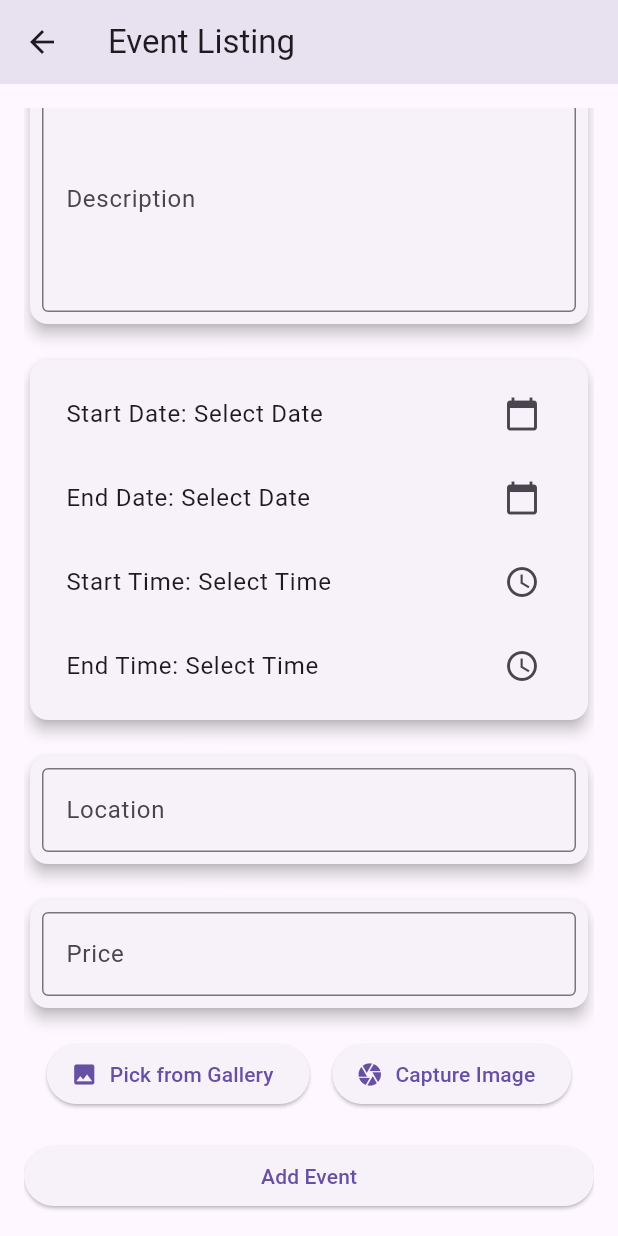
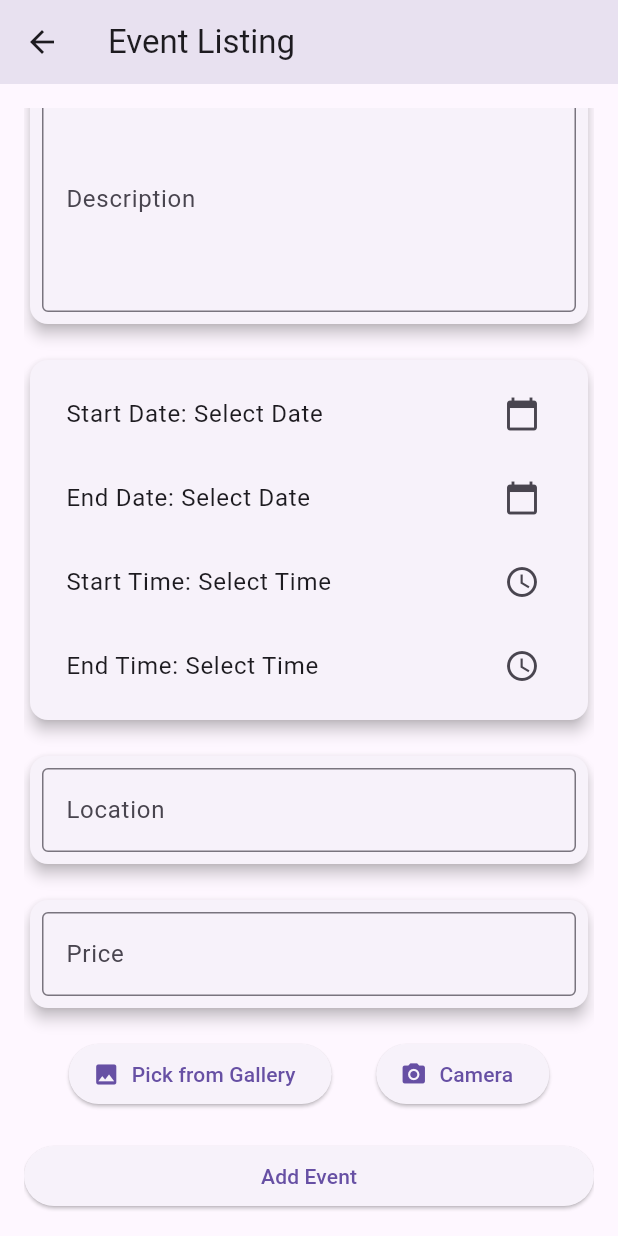
Before and after one commit to ShiJianXi/Eventify, a Flutter app: the EventListingPage screen opened by its route, scrolled down 122 dp, on a phone screen of 412 x 824 dp. Run offline on Flutter 3.47's test engine with Material 3 defaults, Android fonts, the phone set to English and light mode, and no system bars; our stand-ins replace cloud_firestore, firebase_auth, firebase_core, firebase_storage, go_router, google_fonts and 1 more; missing offline and left inert: firebase_ui_auth; accounts and stored records are empty.

```diff
--- a/EventifyApp/eventify/lib/event_display.dart
+++ b/EventifyApp/eventify/lib/event_display.dart
@@ -33,7 +33,8 @@ class Event_display extends StatelessWidget {
     return GestureDetector(
       onTap: () {
         Navigator.push(
-          context, MaterialPageRoute(
+          context,
+          MaterialPageRoute(
             builder: (context) => EventDetailsPage(
               title: title,
               description: description,
@@ -48,7 +49,7 @@ class Event_display extends StatelessWidget {
           ),
         );
       },
-    child:  Container(
+      child: Container(
         margin: EdgeInsets.symmetric(horizontal: 22, vertical: 10),
         width: MediaQuery.of(context).size.width,
         height: 180,
--- a/EventifyApp/eventify/lib/event_listing_page.dart
+++ b/EventifyApp/eventify/lib/event_listing_page.dart
@@ -51,6 +51,7 @@ class _EventListingPageState extends State<EventListingPage> {
     }
   }
 
+  //Upload image to firebase storage and get the download URL
   Future<String> _uploadImage(File image) async {
     final storageRef = FirebaseStorage.instance.ref();
     final imagesRef =
@@ -97,6 +98,7 @@ class _EventListingPageState extends State<EventListingPage> {
     }
   }
 
+  //Allow users to select Date using a calendar widget
   Future<void> _selectDate(BuildContext context, bool isStartDate) async {
     final DateTime? picked = await showDatePicker(
       context: context,
@@ -115,6 +117,7 @@ class _EventListingPageState extends State<EventListingPage> {
     }
   }
 
+  //Allow users to select timing using a clock widget
   Future<void> _selectTime(BuildContext context, bool isStartTime) async {
     final TimeOfDay? picked = await showTimePicker(
       context: context,
@@ -258,6 +261,11 @@ class _EventListingPageState extends State<EventListingPage> {
                     controller: _priceController,
                     decoration: InputDecoration(
                       labelText: 'Price',
+                      prefix: Text('\$',
+                      style: TextStyle(
+                        color: Color.fromARGB(190, 0, 0, 0),
+                      ),
+                      ),
                       border: OutlineInputBorder(),
                     ),
                     validator: (value) {
@@ -281,13 +289,14 @@ class _EventListingPageState extends State<EventListingPage> {
                         ),
                         ElevatedButton.icon(
                           onPressed: _pickImageFromCamera,
-                          icon: Icon(Icons.camera),
-                          label: Text('Capture Image'),
+                          icon: Icon(Icons.camera_alt),
+                          label: Text('Camera'),
                         ),
                       ],
                     )
                   : Column(
                       children: [
+                        //Allow users to remove pictures and set image state back to null
                         Image.file(_image!),
                         TextButton.icon(
                           onPressed: () {
```
Also changed, not shown: EventifyApp/eventify/lib/home_page.dart (+14 -3 lines). Lines whose indentation alone changed are shown as unchanged.
